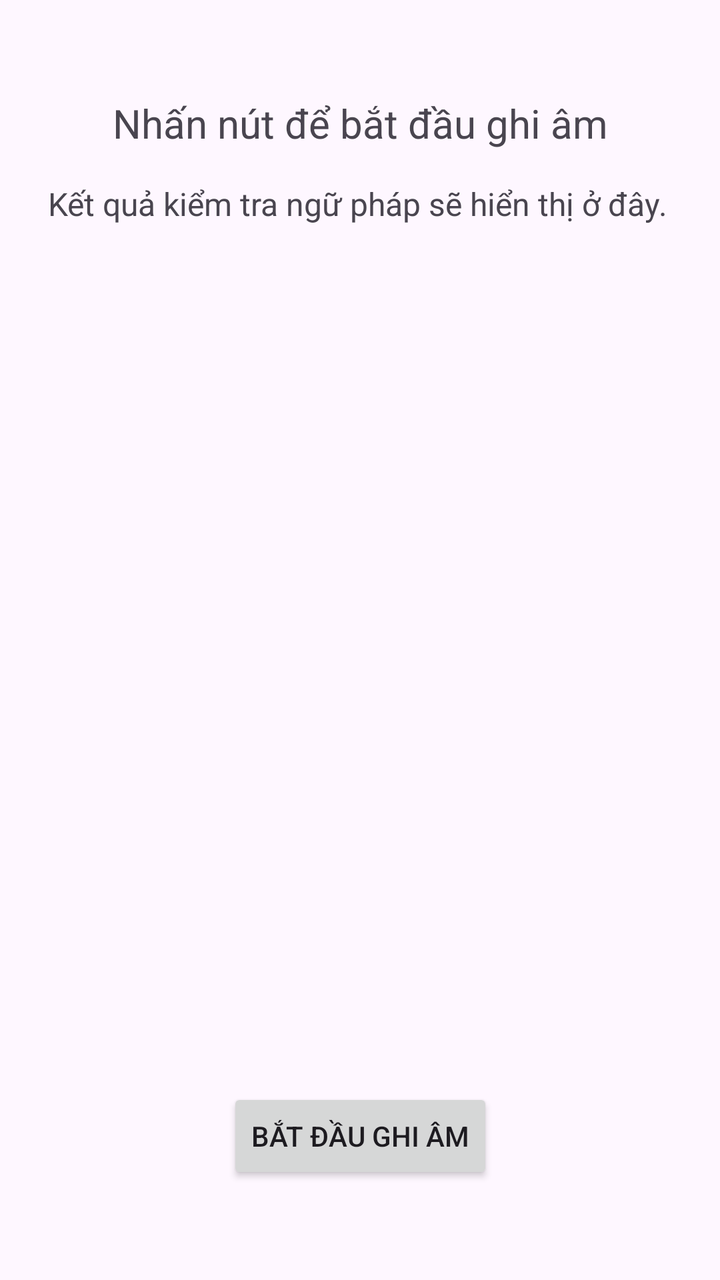
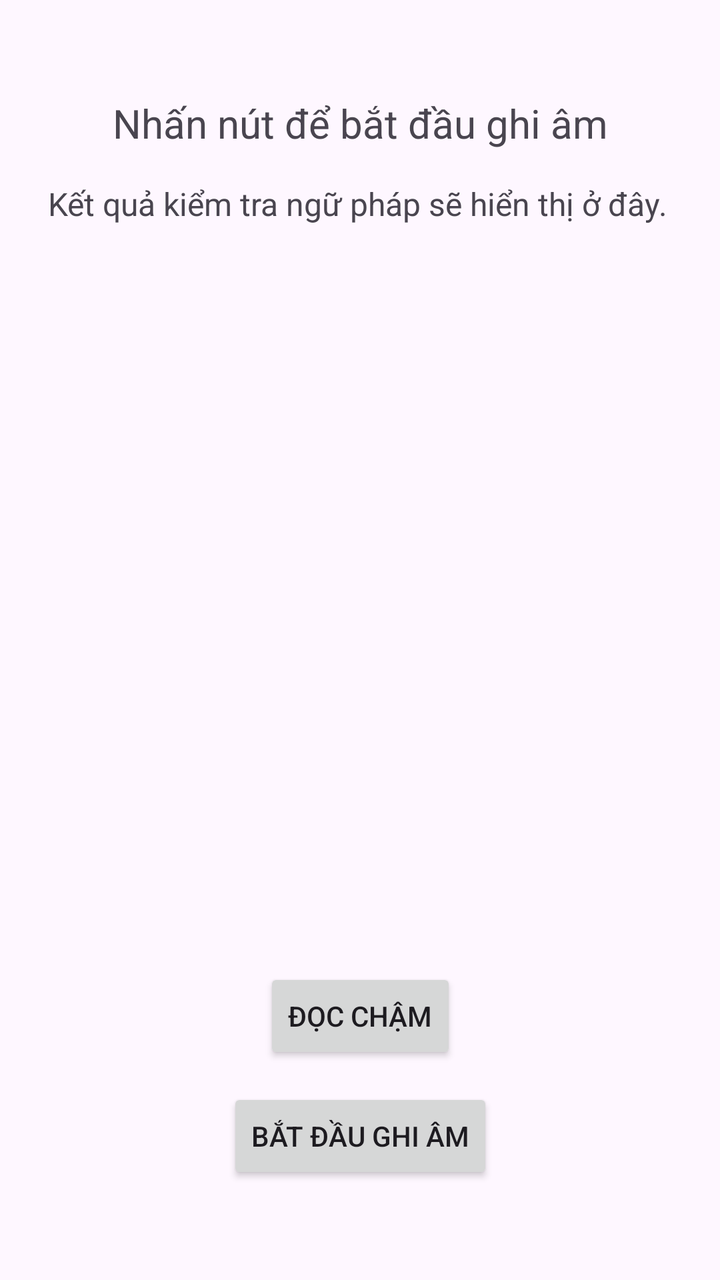

The first picture is an Android layout as it rendered before a commit; the second is the same layout after the commit. The layout source and the unified diff follow.
<!-- AndroidManifest.xml: application theme Theme.Talktoomuch -->
<!-- res/layout/activity_main.xml -->
<?xml version="1.0" encoding="utf-8"?>
<androidx.constraintlayout.widget.ConstraintLayout xmlns:android="http://schemas.android.com/apk/res/android"
    xmlns:app="http://schemas.android.com/apk/res-auto"
    xmlns:tools="http://schemas.android.com/tools"
    android:id="@+id/main"
    android:layout_width="match_parent"
    android:layout_height="match_parent"
    tools:context=".MainActivity">

    <TextView
        android:id="@+id/resultTextView"
        android:layout_width="0dp"
        android:layout_height="wrap_content"
        android:layout_marginStart="24dp"
        android:layout_marginTop="48dp"
        android:layout_marginEnd="24dp"
        android:gravity="center"
        android:text="@string/press_and_hold_hint"
        android:textSize="20sp"
        app:layout_constraintEnd_toEndOf="parent"
        app:layout_constraintStart_toStartOf="parent"
        app:layout_constraintTop_toTopOf="parent" />

    <TextView
        android:id="@+id/grammarResultTextView"
        android:layout_width="0dp"
        android:layout_height="0dp"
        android:layout_marginStart="24dp"
        android:layout_marginTop="16dp"
        android:layout_marginEnd="24dp"
        android:gravity="start"
        android:text="@string/grammar_result_placeholder"
        android:textSize="16sp"
        app:layout_constraintBottom_toTopOf="@id/recordButton"
        app:layout_constraintEnd_toEndOf="parent"
        app:layout_constraintStart_toStartOf="parent"
        app:layout_constraintTop_toBottomOf="@id/resultTextView" />

    <Button
        android:id="@+id/recordButton"
        android:layout_width="wrap_content"
        android:layout_height="wrap_content"
        android:layout_marginBottom="48dp"
        android:text="@string/hold_to_speak"
        app:layout_constraintBottom_toBottomOf="parent"
        app:layout_constraintEnd_toEndOf="parent"
        app:layout_constraintStart_toStartOf="parent"
        app:layout_constraintTop_toBottomOf="@id/resultTextView"
        app:layout_constraintVertical_bias="1.0" />

</androidx.constraintlayout.widget.ConstraintLayout>
<!-- resources referenced by this layout -->
<resources>
  <string name="grammar_result_placeholder">Kết quả kiểm tra ngữ pháp sẽ hiển thị ở đây.</string>
  <string name="hold_to_speak">Bắt đầu ghi âm</string>
  <string name="press_and_hold_hint">Nhấn nút để bắt đầu ghi âm</string>
  <style name="Theme.Talktoomuch" parent="Base.Theme.Talktoomuch" />
  <style name="Base.Theme.Talktoomuch" parent="Theme.Material3.DayNight.NoActionBar">
          
          
      </style>
</resources>

<!-- the commit's change to res/layout/activity_main.xml (unified diff, before → after) -->
@@ -47,5 +47,14 @@
         app:layout_constraintStart_toStartOf="parent"
         app:layout_constraintTop_toBottomOf="@id/resultTextView"
         app:layout_constraintVertical_bias="1.0" />
+    <Button
+        android:id="@+id/slowReplayButton"
+        android:layout_width="wrap_content"
+        android:layout_height="wrap_content"
+        android:layout_marginBottom="12dp"
+        android:text="@string/slow_replay"
+        app:layout_constraintBottom_toTopOf="@id/recordButton"
+        app:layout_constraintEnd_toEndOf="parent"
+        app:layout_constraintStart_toStartOf="parent" />
 
 </androidx.constraintlayout.widget.ConstraintLayout>
<!-- resource entries referenced after the edit -->
@@ -3,6 +3,7 @@
   <string name="grammar_result_placeholder">Kết quả kiểm tra ngữ pháp sẽ hiển thị ở đây.</string>
   <string name="hold_to_speak">Bắt đầu ghi âm</string>
   <string name="press_and_hold_hint">Nhấn nút để bắt đầu ghi âm</string>
+  <string name="slow_replay">Đọc chậm</string>
   <style name="Theme.Talktoomuch" parent="Base.Theme.Talktoomuch" />
   <style name="Base.Theme.Talktoomuch" parent="Theme.Material3.DayNight.NoActionBar">
           
